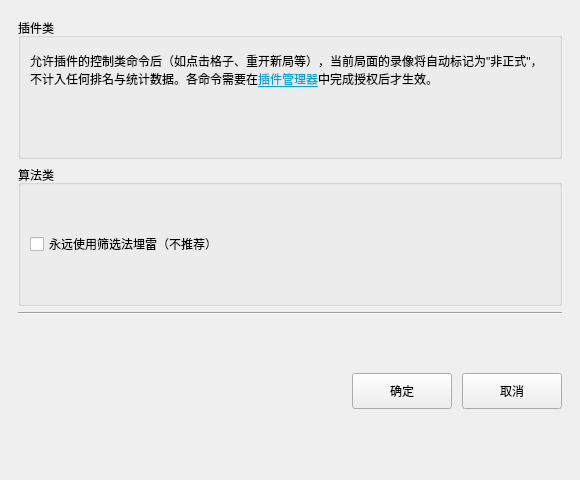
Qt form uiFiles/ui_advanced.ui (ljzloser/Solvable-Minesweeper) before a commit.
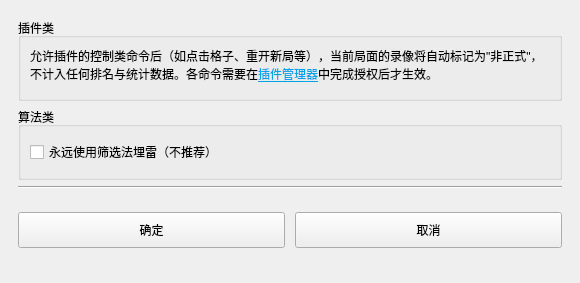
The same form after that commit.

Diff of the .ui file:
```diff
--- a/uiFiles/ui_advanced.ui
+++ b/uiFiles/ui_advanced.ui
@@ -7,7 +7,7 @@
     <x>0</x>
     <y>0</y>
     <width>580</width>
-    <height>480</height>
+    <height>283</height>
    </rect>
   </property>
   <property name="windowTitle">
@@ -116,30 +116,23 @@
       <property name="bottomMargin">
        <number>0</number>
       </property>
-      <item>
-       <spacer name="horizontalSpacer_buttons">
-        <property name="orientation">
-         <enum>Qt::Horizontal</enum>
-        </property>
-        <property name="sizeHint" stdset="0">
-         <size>
-          <width>0</width>
-          <height>20</height>
-         </size>
-        </property>
-       </spacer>
-      </item>
       <item>
        <widget class="QPushButton" name="pushButton_yes">
+        <property name="sizePolicy">
+         <sizepolicy hsizetype="Expanding" vsizetype="Fixed">
+          <horstretch>0</horstretch>
+          <verstretch>0</verstretch>
+         </sizepolicy>
+        </property>
         <property name="minimumSize">
          <size>
-          <width>100</width>
+          <width>184</width>
           <height>36</height>
          </size>
         </property>
         <property name="maximumSize">
          <size>
-          <width>120</width>
+          <width>16777215</width>
           <height>16777215</height>
          </size>
         </property>
@@ -156,15 +149,21 @@
       </item>
       <item>
        <widget class="QPushButton" name="pushButton_no">
+        <property name="sizePolicy">
+         <sizepolicy hsizetype="Expanding" vsizetype="Fixed">
+          <horstretch>0</horstretch>
+          <verstretch>0</verstretch>
+         </sizepolicy>
+        </property>
         <property name="minimumSize">
          <size>
-          <width>100</width>
+          <width>184</width>
           <height>36</height>
          </size>
         </property>
         <property name="maximumSize">
          <size>
-          <width>120</width>
+          <width>16777215</width>
           <height>16777215</height>
          </size>
         </property>
```
Left out of the diff: 8 changed lines with no effect on the pictures. Lines whose indentation alone changed are shown as unchanged.
